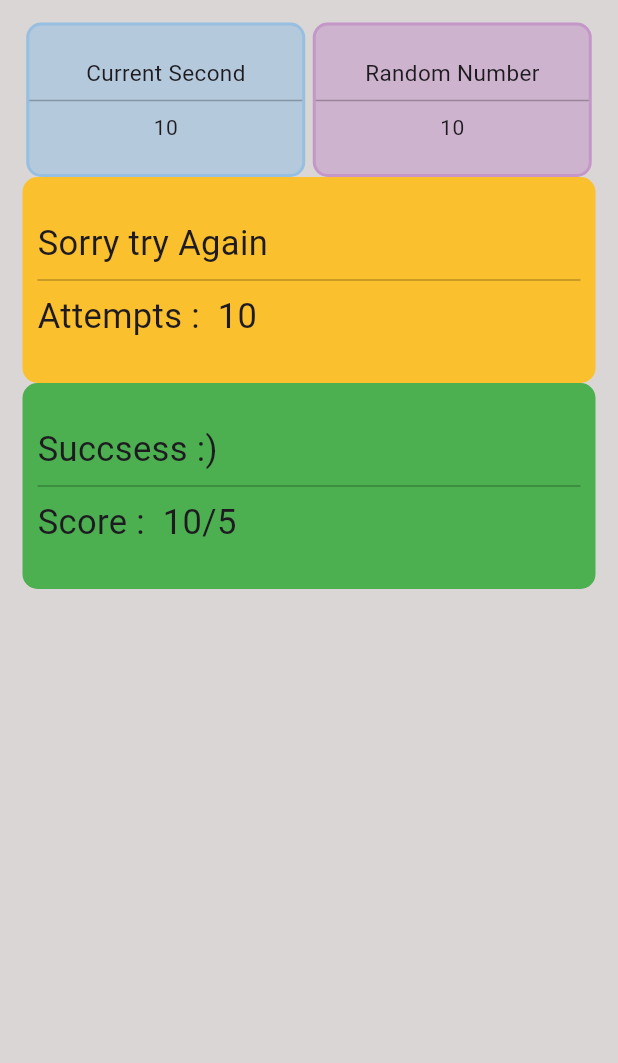
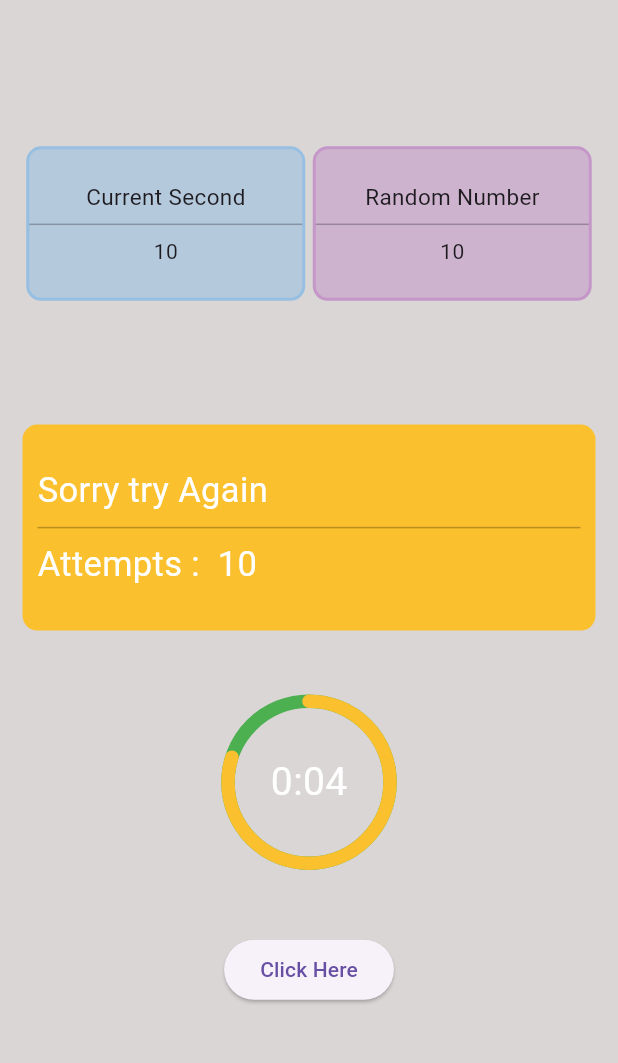
Before and after one commit to yaseeeeeeeeeeen/Fortune_app, a Flutter app: the screen it shows after launch, on a phone screen of 412 x 824 dp, the part 84-1147 px from its top. Run offline on Flutter 3.47's test engine with Material 3 defaults, Android fonts, the light colour scheme and no system bars.

Commit message:
base-ui-finished

```diff
--- a/lib/presentation/pages/home_page.dart
+++ b/lib/presentation/pages/home_page.dart
@@ -1,4 +1,5 @@
 import 'package:flutter/material.dart';
+import 'package:fortune/presentation/widgets/count_down.dart';
 import 'package:fortune/presentation/widgets/result_widget.dart';
 import 'package:fortune/presentation/widgets/time_show_widget.dart';
 import 'package:fortune/utils/static_strings.dart';
@@ -16,27 +17,32 @@ class HomePage extends StatelessWidget {
           title: Text(AppStrings.appName, style: FontStyles.appnameStyle),
           centerTitle: true,
         ),
-        body: const Padding(
-          padding: EdgeInsets.all(15),
+        body: Padding(
+          padding: const EdgeInsets.all(15),
           child: Column(
+            mainAxisAlignment: MainAxisAlignment.spaceEvenly,
             children: [
-              Row(
+              const Row(
                 mainAxisAlignment: MainAxisAlignment.spaceAround,
                 children: [
                   TimeShowWiget(widget1: true, number: 10),
                   TimeShowWiget(widget1: false, number: 10)
                 ],
               ),
-              ResultWidget(
+              const ResultWidget(
                 succsess: false,
                 attempt: 10,
                 succsessCount: 10,
               ),
-              ResultWidget(
-                succsess: true,
-                attempt: 5,
-                succsessCount: 10,
-              )
+              // SizedBox(height: size.height / 6),
+              // ResultWidget(
+              //   succsess: true,
+              //   attempt: 5,
+              //   succsessCount: 10,
+              // )
+
+              const CountDown(),
+              ElevatedButton(onPressed: () {}, child: const Text("Click Here"))
             ],
           ),
         ),
--- /dev/null
+++ b/lib/presentation/widgets/count_down.dart
@@ -0,0 +1,67 @@
+import 'dart:async';
+import 'package:flutter/material.dart';
+import 'package:fortune/utils/colors.dart';
+import 'package:fortune/utils/static_strings.dart';
+
+class CountDown extends StatefulWidget {
+  const CountDown({
+    super.key,
+  });
+
+  @override
+  State<CountDown> createState() => _CountDownState();
+}
+
+class _CountDownState extends State<CountDown> {
+  late Timer _timer;
+  int _seconds = 5;
+
+  @override
+  void initState() {
+    super.initState();
+    _timer = Timer.periodic(const Duration(seconds: 1), (timer) {
+      if (_seconds > 0) {
+        setState(() {
+          _seconds--;
+        });
+      } else {
+        _resetCountdown(false);
+      }
+    });
+  }
+
+  void _resetCountdown(bool buttonClicked) {
+    if (!buttonClicked) {
+          }
+    setState(() {
+      _seconds = 5;
+      buttonClicked = false;
+    });
+  }
+
+  @override
+  Widget build(BuildContext context) {
+    return Stack(alignment: Alignment.center, children: [
+      Transform.scale(
+        scale: 3,
+        child: CircularProgressIndicator(
+          backgroundColor: AppColors.succsessColor,
+          strokeCap: StrokeCap.round,
+          value: _seconds / 5,
+          color: AppColors.failedColor,
+          strokeWidth: 3,
+        ),
+      ),
+      Text(
+        "${AppStrings.timerStatic}$_seconds",
+        style: const TextStyle(fontSize: 26, color: Colors.white),
+      )
+    ]);
+  }
+
+  @override
+  void dispose() {
+    _timer.cancel();
+    super.dispose();
+  }
+}
--- a/lib/utils/static_strings.dart
+++ b/lib/utils/static_strings.dart
@@ -6,4 +6,7 @@ class AppStrings {
   static String succsessTextOne = "Succsess :)";
   static String failedTextTwo = "Attempts : ";
   static String succsessTextTwo = "Score : ";
+    static String resetMessege=
+      "Sorry! timeout and one attempt is considered for failure as penalty";
+  static String timerStatic = "0:0";
 }
--- a/lib/utils/textstyles.dart
+++ b/lib/utils/textstyles.dart
@@ -3,5 +3,6 @@ import 'package:flutter/material.dart';
 class FontStyles {
   static TextStyle appnameStyle = const TextStyle(fontSize: 30);
   static TextStyle wiget1and2Style = const TextStyle(fontSize: 15);
-  static TextStyle resultTextStyle = const TextStyle(fontSize: 23);
+  static TextStyle resultTextStyle =
+      const TextStyle(fontSize: 23, color: Colors.white);
 }
```
